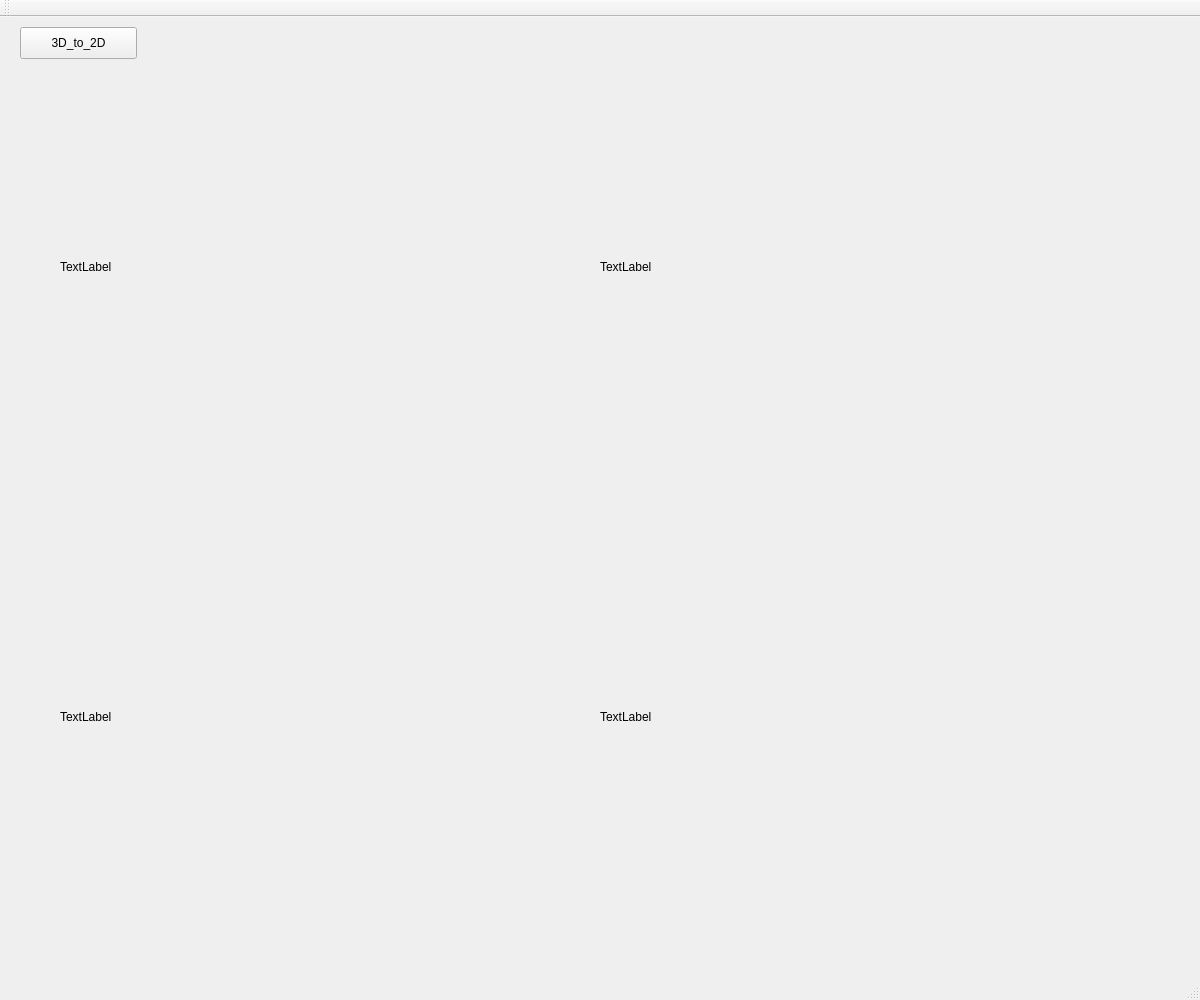
4rshdeep/auto-ed, file src/qt_final/cop290/mainwindow.ui: the form before one commit.
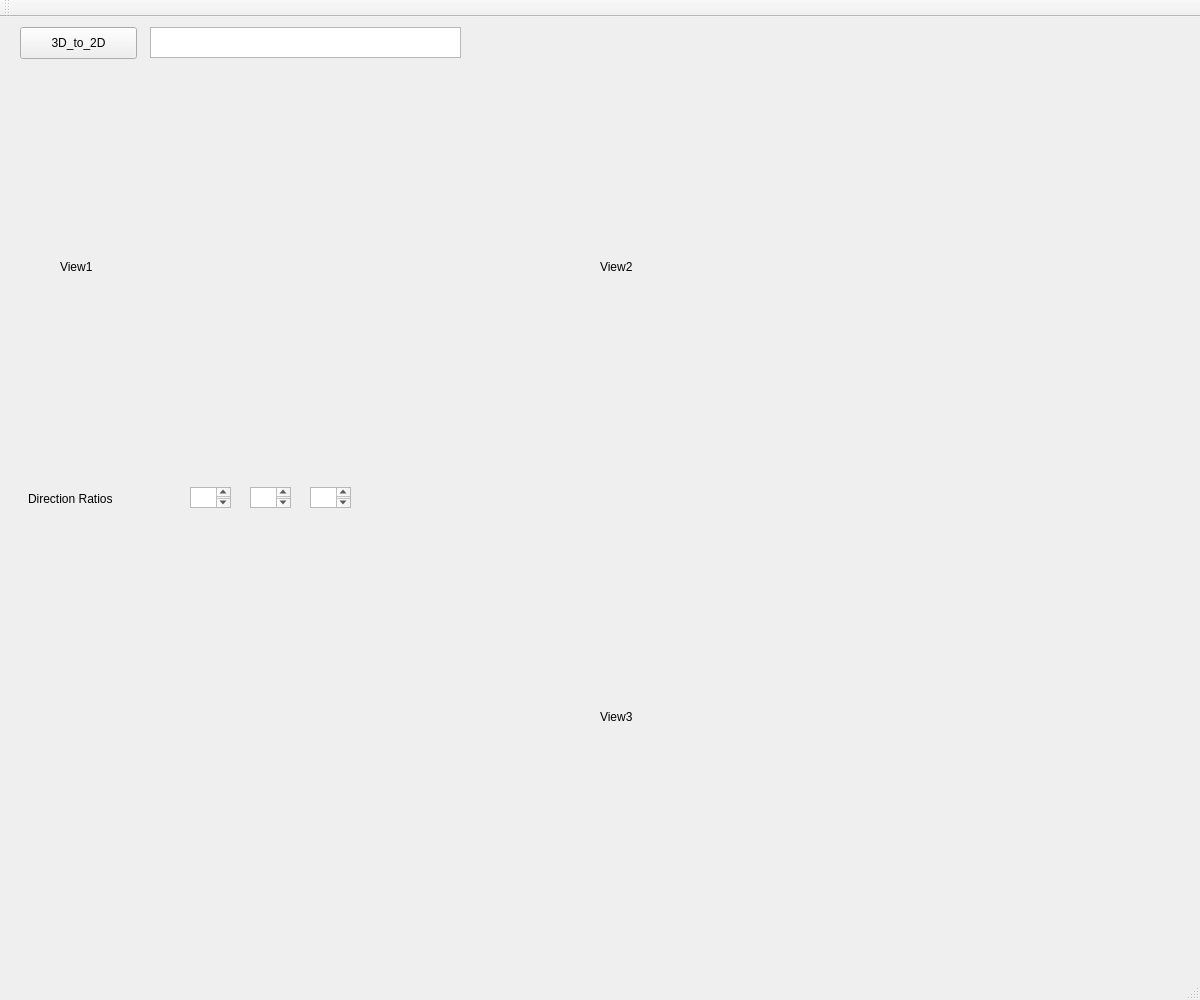
The form after the commit.

```diff
--- a/src/qt_final/cop290/mainwindow.ui
+++ b/src/qt_final/cop290/mainwindow.ui
@@ -24,7 +24,7 @@
      </rect>
     </property>
     <property name="text">
-     <string>TextLabel</string>
+     <string>View1</string>
     </property>
    </widget>
    <widget class="QLabel" name="l2">
@@ -37,7 +37,7 @@
      </rect>
     </property>
     <property name="text">
-     <string>TextLabel</string>
+     <string>View2</string>
     </property>
    </widget>
    <widget class="QLabel" name="l3">
@@ -50,7 +50,7 @@
      </rect>
     </property>
     <property name="text">
-     <string>TextLabel</string>
+     <string>View3</string>
     </property>
    </widget>
    <widget class="QPushButton" name="pushButton">
@@ -76,7 +76,60 @@
      </rect>
     </property>
     <property name="text">
-     <string>TextLabel</string>
+     <string/>
+    </property>
+   </widget>
+   <widget class="QLabel" name="l5">
+    <property name="geometry">
+     <rect>
+      <x>28</x>
+      <y>470</y>
+      <width>561</width>
+      <height>23</height>
+     </rect>
+    </property>
+    <property name="text">
+     <string>Direction Ratios</string>
+    </property>
+   </widget>
+   <widget class="QTextEdit" name="t1">
+    <property name="geometry">
+     <rect>
+      <x>190</x>
+      <y>470</y>
+      <width>41</width>
+      <height>21</height>
+     </rect>
+    </property>
+   </widget>
+   <widget class="QTextEdit" name="t2">
+    <property name="geometry">
+     <rect>
+      <x>310</x>
+      <y>470</y>
+      <width>41</width>
+      <height>21</height>
+     </rect>
+    </property>
+   </widget>
+   <widget class="QTextEdit" name="t3">
+    <property name="geometry">
+     <rect>
+      <x>250</x>
+      <y>470</y>
+      <width>41</width>
+      <height>21</height>
+     </rect>
+    </property>
+   </widget>
+   <widget class="QTextEdit" name="t4">
+    <property name="geometry">
+     <rect>
+      <x>150</x>
+      <y>10</y>
+      <width>311</width>
+      <height>31</height>
+     </rect>
     </property>
    </widget>
   </widget>
```
Left out of the diff: 2 changed lines with no effect on the pictures.
